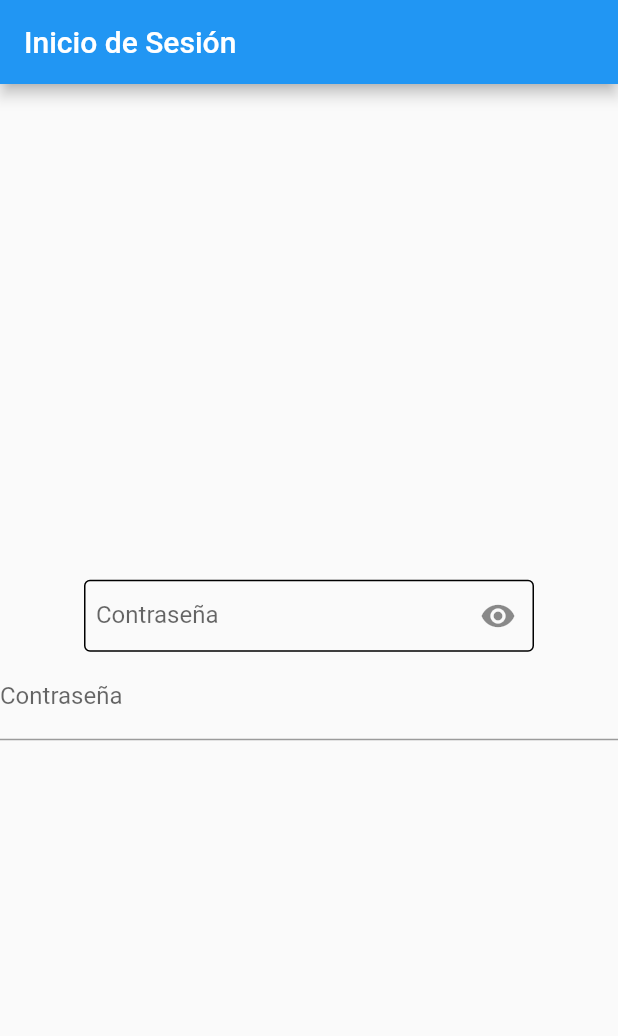
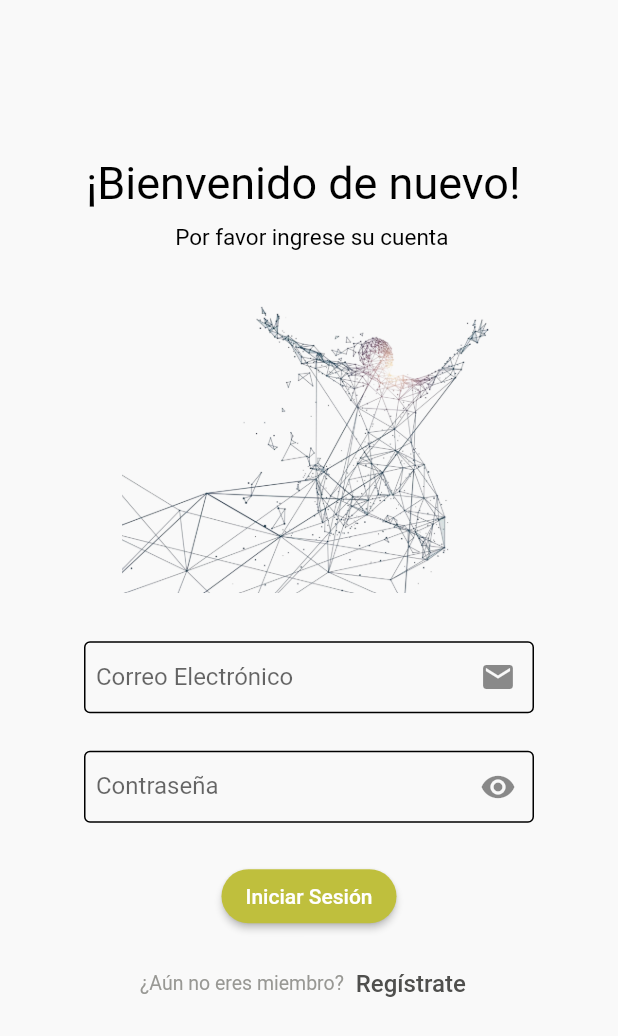
Before and after one commit to Dionisio202/App_SaveMoney, a Flutter app: the screen it shows after launch, on a phone screen of 412 x 824 dp. Shown: the top 1036 px of the screen. Run offline on Flutter 3.47's test engine with Material 2 defaults, Android fonts, the phone set to English and light mode, and no system bars; Roboto replaces fonts that are missing (Arial).

Commit message:
finish the front end of login

```diff
--- /dev/null
+++ b/lib/CustomtxtField.dart
@@ -0,0 +1,44 @@
+import 'package:flutter/material.dart';
+
+class CustomTextField extends StatefulWidget {
+  final String labelText;
+  final double fontSize;
+  final double textFieldWidth;
+  final IconData icon;
+  final ValueChanged<String>? onChanged;
+
+  CustomTextField({
+    required this.labelText,
+    required this.fontSize,
+    required this.textFieldWidth,
+    required this.icon,
+    this.onChanged,
+  });
+
+  @override
+  _CustomTextFieldState createState() => _CustomTextFieldState();
+}
+
+class _CustomTextFieldState extends State<CustomTextField> {
+  @override
+  Widget build(BuildContext context) {
+    return Container(
+      width: widget.textFieldWidth,
+      child: TextField(
+        style: TextStyle(fontSize: widget.fontSize),
+        decoration: InputDecoration(
+          labelText: widget.labelText,
+          labelStyle: TextStyle(fontSize: widget.fontSize),
+          contentPadding: EdgeInsets.all(8.0),
+          enabledBorder: OutlineInputBorder(
+            borderSide: BorderSide(color: Colors.black, width: 1.0),
+          ),
+          focusedBorder: OutlineInputBorder(
+            borderSide: BorderSide(color: Colors.blue, width: 2.0),
+          ),
+          suffixIcon: Icon(widget.icon),
+        ),
+      ),
+    );
+  }
+}
--- a/lib/CustomTextField.dart
+++ b/lib/CustomtxtPassword.dart
@@ -1,13 +1,13 @@
 import 'package:flutter/material.dart';
 
-class CustomTextField extends StatefulWidget {
+class CustomTextFieldPassword extends StatefulWidget {
   final String labelText;
   final double fontSize;
   final double textFieldWidth;
   final IconData icon;
   final ValueChanged<String>? onChanged;
 
-  CustomTextField({
+  CustomTextFieldPassword({
     required this.labelText,
     required this.fontSize,
     required this.textFieldWidth,
@@ -19,7 +19,7 @@ class CustomTextField extends StatefulWidget {
   _CustomTextFieldState createState() => _CustomTextFieldState();
 }
 
-class _CustomTextFieldState extends State<CustomTextField> {
+class _CustomTextFieldState extends State<CustomTextFieldPassword> {
   bool _obscureText = true;
 
   @override
--- a/lib/Login.dart
+++ b/lib/Login.dart
@@ -1,26 +1,59 @@
-import 'package:app/CustomTextField.dart';
+import 'package:app/CustomImage.dart';
+import 'package:app/CustomText.dart';
+import 'package:app/CustomtxtField.dart';
+import 'package:app/CustomtxtPassword.dart';
+import 'package:app/Register.dart';
 import 'package:flutter/material.dart';
 
 class Login extends StatefulWidget {
+  const Login({super.key});
+
   @override
+  // ignore: library_private_types_in_public_api
   _LoginScreenState createState() => _LoginScreenState();
 }
 
 class _LoginScreenState extends State<Login> {
-  TextEditingController _emailController = TextEditingController();
-  TextEditingController _passwordController = TextEditingController();
-
   @override
   Widget build(BuildContext context) {
     return Scaffold(
-      appBar: AppBar(
-        title: Text('Inicio de Sesión'),
+      backgroundColor: const Color(0xFFF9F9F9),
+      body: Center(
+        child: SafeArea(
+          child: SingleChildScrollView(
+            child: Column(
+              mainAxisAlignment: MainAxisAlignment.start,
+              children: <Widget>[
+                SizedBox(height: 60.0),
+                CustomText(
+                  text: '¡Bienvenido de nuevo! ',
+                  color: Colors.black,
+                  fontSize: 30.0,
+                  fontFamily: 'Arial',
                 ),
-      body: Center(
-        child: Column(
-          mainAxisAlignment: MainAxisAlignment.center,
-          children: <Widget>[
+                SizedBox(height: 10.0),
+                CustomText(
+                  text: ' Por favor ingrese su cuenta',
+                  color: Colors.black,
+                  fontSize: 15.0,
+                  fontFamily: 'Arial',
+                ),
+                SizedBox(height: 30.0),
+                CustomImage(
+                  imagePath: 'pictures/login.png',
+                  width: 250.0,
+                  height: 200.0,
+                ),
+                SizedBox(height: 30.0),
                 CustomTextField(
+                  labelText: "Correo Electrónico",
+                  fontSize: 16.0,
+                  textFieldWidth: 300.0,
+                  icon: Icons.email,
+                ),
+
+                SizedBox(height: 25.0),
+                CustomTextFieldPassword(
                   labelText: 'Contraseña',
                   fontSize: 16.0,
                   textFieldWidth: 300.0, // Especifica el ancho deseado.
@@ -29,18 +62,54 @@ class _LoginScreenState extends State<Login> {
                     // Tu lógica de manejo del cambio.
                   },
                 ),
-            TextFormField(
-              controller: _passwordController,
-              decoration: InputDecoration(
-                labelText: 'Contraseña',
+                SizedBox(height: 25.0),
+                ElevatedButton(
+                  onPressed: () {},
+                  child: Text('Iniciar Sesión'),
+                  style: ElevatedButton.styleFrom(
+                    backgroundColor:
+                        const Color(0xFFBFBF3D), // Color de fondo del botón
+                    shape: RoundedRectangleBorder(
+                      borderRadius: BorderRadius.circular(25),
                     ),
-              obscureText: false,
                   ),
-            /* ElevatedButton(
-              onPressed: ,
-              child: Text('Iniciar Sesión'),
-            ),*/
+                ),
+                const SizedBox(
+                    height: 10.0), // Mueve estos SizedBox dentro de la columna
+                SizedBox(
+                  width: double.infinity,
+                  child: Row(
+                    mainAxisAlignment: MainAxisAlignment.center,
+                    children: [
+                      CustomText(
+                        text: '¿Aún no eres miembro?',
+                        color: const Color.fromARGB(255, 152, 152, 148),
+                        fontSize: 13.0,
+                        fontFamily: 'Arial',
+                      ),
+                      TextButton(
+                        onPressed: () {
+                          Navigator.push(
+                            context,
+                            MaterialPageRoute(
+                              builder: (context) => Register(),
+                            ),
+                          );
+                        },
+                        child: CustomText(
+                          text: 'Regístrate',
+                          color: const Color.fromARGB(255, 79, 79, 77),
+                          fontSize: 16.0,
+                          fontFamily: 'Arial',
+                        ),
+                      ),
                     ],
+                  ),
+                ),
+                const SizedBox(height: 100.0),
+              ],
+            ),
+          ),
         ),
       ),
     );
--- /dev/null
+++ b/lib/Register.dart
@@ -0,0 +1,21 @@
+import 'package:flutter/material.dart';
+
+class Register extends StatefulWidget {
+  @override
+  _RegisterState createState() => _RegisterState();
+}
+
+class _RegisterState extends State<Register> {
+  @override
+  Widget build(BuildContext context) {
+    return const Scaffold(
+      backgroundColor: Color(0xFFF9F9F9),
+      body: SafeArea(
+        child: SingleChildScrollView(
+          child: Column(
+              mainAxisAlignment: MainAxisAlignment.start, children: <Widget>[]),
+        ),
+      ),
+    );
+  }
+}
```
Also changed, not shown: pictures/login.png (added). Lines whose indentation alone changed are shown as unchanged.
